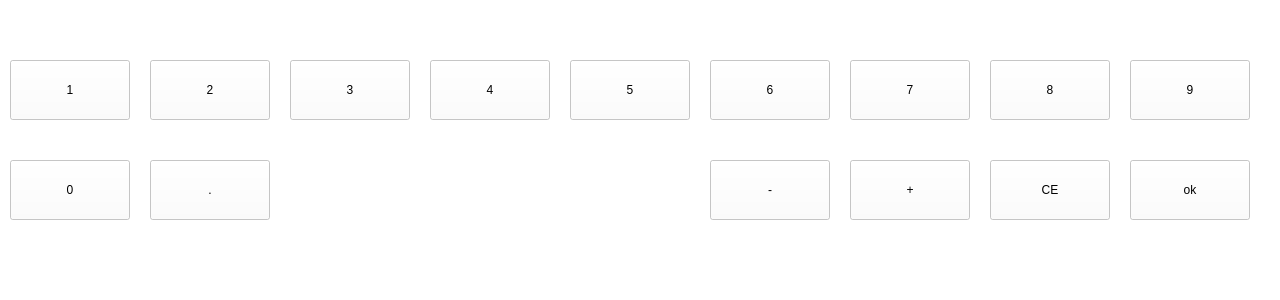
The window that keyboard.ui (thewayI/tiny4412) describes before a commit, drawn with Qt 5.
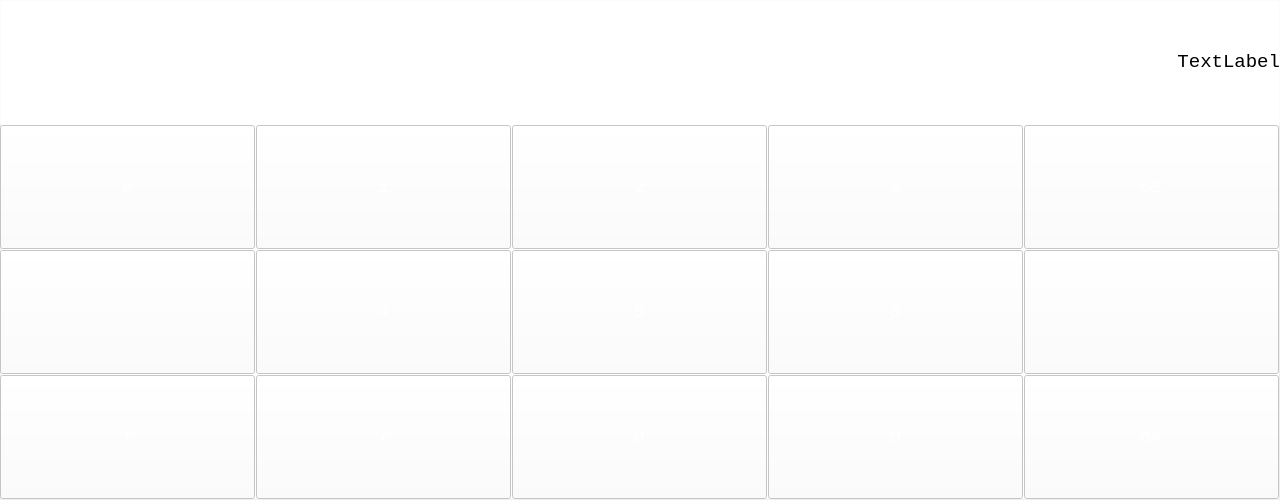
The same window after the commit. Icons and pictures are not drawn.

Diff of the .ui file:
```diff
--- a/keyboard.ui
+++ b/keyboard.ui
@@ -7,7 +7,7 @@
     <x>0</x>
     <y>0</y>
     <width>1280</width>
-    <height>300</height>
+    <height>500</height>
    </rect>
   </property>
   <property name="windowTitle">
@@ -19,10 +19,10 @@
   <widget class="QPushButton" name="btn_num_0">
    <property name="geometry">
     <rect>
-     <x>10</x>
-     <y>160</y>
-     <width>120</width>
-     <height>60</height>
+     <x>0</x>
+     <y>125</y>
+     <width>255</width>
+     <height>124</height>
     </rect>
    </property>
    <property name="sizePolicy">
@@ -43,6 +43,16 @@
      <height>1000</height>
     </size>
    </property>
+   <property name="font">
+    <font>
+     <family>Monospace</family>
+     <pointsize>14</pointsize>
+    </font>
+   </property>
+   <property name="styleSheet">
+    <string notr="true">border-image: url(:/new/prefix1/image/bg_jsj.png);
+color: rgb(255, 255, 255);</string>
+   </property>
    <property name="text">
     <string>0</string>
    </property>
@@ -50,10 +60,10 @@
   <widget class="QPushButton" name="btn_num_Point">
    <property name="geometry">
     <rect>
-     <x>150</x>
-     <y>160</y>
-     <width>120</width>
-     <height>60</height>
+     <x>1024</x>
+     <y>250</y>
+     <width>255</width>
+     <height>124</height>
     </rect>
    </property>
    <property name="minimumSize">
@@ -62,6 +72,16 @@
      <height>60</height>
     </size>
    </property>
+   <property name="font">
+    <font>
+     <family>Monospace</family>
+     <pointsize>14</pointsize>
+    </font>
+   </property>
+   <property name="styleSheet">
+    <string notr="true">border-image: url(:/new/prefix1/image/bg_jsj.png);
+color: rgb(255, 255, 255);</string>
+   </property>
    <property name="text">
     <string>.</string>
    </property>
@@ -69,10 +89,10 @@
   <widget class="QPushButton" name="btn_num_7">
    <property name="geometry">
     <rect>
-     <x>850</x>
-     <y>60</y>
-     <width>120</width>
-     <height>60</height>
+     <x>256</x>
+     <y>375</y>
+     <width>255</width>
+     <height>124</height>
     </rect>
    </property>
    <property name="minimumSize">
@@ -87,6 +107,16 @@
      <height>1000</height>
     </size>
    </property>
+   <property name="font">
+    <font>
+     <family>Monospace</family>
+     <pointsize>14</pointsize>
+    </font>
+   </property>
+   <property name="styleSheet">
+    <string notr="true">border-image: url(:/new/prefix1/image/bg_jsj.png);
+color: rgb(255, 255, 255);</string>
+   </property>
    <property name="text">
     <string>7</string>
    </property>
@@ -94,10 +124,10 @@
   <widget class="QPushButton" name="btn_num_1">
    <property name="geometry">
     <rect>
-     <x>10</x>
-     <y>60</y>
-     <width>120</width>
-     <height>60</height>
+     <x>256</x>
+     <y>125</y>
+     <width>255</width>
+     <height>124</height>
     </rect>
    </property>
    <property name="minimumSize">
@@ -112,6 +142,16 @@
      <height>1000</height>
     </size>
    </property>
+   <property name="font">
+    <font>
+     <family>Monospace</family>
+     <pointsize>14</pointsize>
+    </font>
+   </property>
+   <property name="styleSheet">
+    <string notr="true">border-image: url(:/new/prefix1/image/bg_jsj.png);
+color: rgb(255, 255, 255);</string>
+   </property>
    <property name="text">
     <string>1</string>
    </property>
@@ -119,10 +159,10 @@
   <widget class="QPushButton" name="btn_num_9">
    <property name="geometry">
     <rect>
-     <x>1130</x>
-     <y>60</y>
-     <width>120</width>
-     <height>60</height>
+     <x>768</x>
+     <y>375</y>
+     <width>255</width>
+     <height>124</height>
     </rect>
    </property>
    <property name="minimumSize">
@@ -137,6 +177,16 @@
      <height>1000</height>
     </size>
    </property>
+   <property name="font">
+    <font>
+     <family>Monospace</family>
+     <pointsize>14</pointsize>
+    </font>
+   </property>
+   <property name="styleSheet">
+    <string notr="true">border-image: url(:/new/prefix1/image/bg_jsj.png);
+color: rgb(255, 255, 255);</string>
+   </property>
    <property name="text">
     <string>9</string>
    </property>
@@ -144,10 +194,10 @@
   <widget class="QPushButton" name="btn_num_3">
    <property name="geometry">
     <rect>
-     <x>290</x>
-     <y>60</y>
-     <width>120</width>
-     <height>60</height>
+     <x>768</x>
+     <y>125</y>
+     <width>255</width>
+     <height>124</height>
     </rect>
    </property>
    <property name="minimumSize">
@@ -162,6 +212,16 @@
      <height>1000</height>
     </size>
    </property>
+   <property name="font">
+    <font>
+     <family>Monospace</family>
+     <pointsize>14</pointsize>
+    </font>
+   </property>
+   <property name="styleSheet">
+    <string notr="true">border-image: url(:/new/prefix1/image/bg_jsj.png);
+color: rgb(255, 255, 255);</string>
+   </property>
    <property name="text">
     <string>3</string>
    </property>
@@ -169,10 +229,10 @@
   <widget class="QPushButton" name="btn_num_4">
    <property name="geometry">
     <rect>
-     <x>430</x>
-     <y>60</y>
-     <width>120</width>
-     <height>60</height>
+     <x>256</x>
+     <y>250</y>
+     <width>255</width>
+     <height>124</height>
     </rect>
    </property>
    <property name="minimumSize">
@@ -187,6 +247,16 @@
      <height>1000</height>
     </size>
    </property>
+   <property name="font">
+    <font>
+     <family>Monospace</family>
+     <pointsize>14</pointsize>
+    </font>
+   </property>
+   <property name="styleSheet">
+    <string notr="true">border-image: url(:/new/prefix1/image/bg_jsj.png);
+color: rgb(255, 255, 255);</string>
+   </property>
    <property name="text">
     <string>4</string>
    </property>
@@ -194,10 +264,10 @@
   <widget class="QPushButton" name="btn_num_8">
    <property name="geometry">
     <rect>
-     <x>990</x>
-     <y>60</y>
-     <width>120</width>
-     <height>60</height>
+     <x>512</x>
+     <y>375</y>
+     <width>255</width>
+     <height>124</height>
     </rect>
    </property>
    <property name="minimumSize">
@@ -212,6 +282,16 @@
      <height>1000</height>
     </size>
    </property>
+   <property name="font">
+    <font>
+     <family>Monospace</family>
+     <pointsize>14</pointsize>
+    </font>
+   </property>
+   <property name="styleSheet">
+    <string notr="true">border-image: url(:/new/prefix1/image/bg_jsj.png);
+color: rgb(255, 255, 255);</string>
+   </property>
    <property name="text">
     <string>8</string>
    </property>
@@ -219,10 +299,10 @@
   <widget class="QPushButton" name="btn_num_clr">
    <property name="geometry">
     <rect>
-     <x>990</x>
-     <y>160</y>
-     <width>120</width>
-     <height>60</height>
+     <x>1024</x>
+     <y>125</y>
+     <width>255</width>
+     <height>124</height>
     </rect>
    </property>
    <property name="minimumSize">
@@ -231,6 +311,17 @@
      <height>60</height>
     </size>
    </property>
+   <property name="font">
+    <font>
+     <family>Monospace</family>
+     <pointsize>14</pointsize>
+    </font>
+   </property>
+   <property name="styleSheet">
+    <string notr="true">border-image: url(:/new/prefix1/image/bg_jsj.png);
+background-image: url(:/new/prefix1/image/icon_jsj.png);
+color: rgb(255, 255, 255);</string>
+   </property>
    <property name="text">
     <string>CE</string>
    </property>
@@ -238,10 +329,10 @@
   <widget class="QPushButton" name="btn_num_6">
    <property name="geometry">
     <rect>
-     <x>710</x>
-     <y>60</y>
-     <width>120</width>
-     <height>60</height>
+     <x>768</x>
+     <y>250</y>
+     <width>255</width>
+     <height>124</height>
     </rect>
    </property>
    <property name="minimumSize">
@@ -256,6 +347,16 @@
      <height>1000</height>
     </size>
    </property>
+   <property name="font">
+    <font>
+     <family>Monospace</family>
+     <pointsize>14</pointsize>
+    </font>
+   </property>
+   <property name="styleSheet">
+    <string notr="true">border-image: url(:/new/prefix1/image/bg_jsj.png);
+color: rgb(255, 255, 255);</string>
+   </property>
    <property name="text">
     <string>6</string>
    </property>
@@ -263,10 +364,10 @@
   <widget class="QPushButton" name="btn_num_2">
    <property name="geometry">
     <rect>
-     <x>150</x>
-     <y>60</y>
-     <width>120</width>
-     <height>60</height>
+     <x>512</x>
+     <y>125</y>
+     <width>255</width>
+     <height>124</height>
     </rect>
    </property>
    <property name="minimumSize">
@@ -281,6 +382,16 @@
      <height>1000</height>
     </size>
    </property>
+   <property name="font">
+    <font>
+     <family>Monospace</family>
+     <pointsize>14</pointsize>
+    </font>
+   </property>
+   <property name="styleSheet">
+    <string notr="true">border-image: url(:/new/prefix1/image/bg_jsj.png);
+color: rgb(255, 255, 255);</string>
+   </property>
    <property name="text">
     <string>2</string>
    </property>
@@ -288,10 +399,10 @@
   <widget class="QPushButton" name="btn_num_5">
    <property name="geometry">
     <rect>
-     <x>570</x>
-     <y>60</y>
-     <width>120</width>
-     <height>60</height>
+     <x>512</x>
+     <y>250</y>
+     <width>255</width>
+     <height>124</height>
     </rect>
    </property>
    <property name="minimumSize">
@@ -306,6 +417,16 @@
      <height>1000</height>
     </size>
    </property>
+   <property name="font">
+    <font>
+     <family>Monospace</family>
+     <pointsize>14</pointsize>
+    </font>
+   </property>
+   <property name="styleSheet">
+    <string notr="true">border-image: url(:/new/prefix1/image/bg_jsj.png);
+color: rgb(255, 255, 255);</string>
+   </property>
    <property name="text">
     <string>5</string>
    </property>
@@ -313,10 +434,10 @@
   <widget class="QPushButton" name="btn_num_ok">
    <property name="geometry">
     <rect>
-     <x>1130</x>
-     <y>160</y>
-     <width>120</width>
-     <height>60</height>
+     <x>1024</x>
+     <y>375</y>
+     <width>255</width>
+     <height>124</height>
     </rect>
    </property>
    <property name="minimumSize">
@@ -325,6 +446,16 @@
      <height>60</height>
     </size>
    </property>
+   <property name="font">
+    <font>
+     <family>Monospace</family>
+     <pointsize>14</pointsize>
+    </font>
+   </property>
+   <property name="styleSheet">
+    <string notr="true">border-image: url(:/new/prefix1/image/bg_jsj.png);
+color: rgb(255, 255, 255);</string>
+   </property>
    <property name="text">
     <string>ok</string>
    </property>
@@ -332,10 +463,10 @@
   <widget class="QPushButton" name="btn_num_add">
    <property name="geometry">
     <rect>
-     <x>850</x>
-     <y>160</y>
-     <width>120</width>
-     <height>60</height>
+     <x>0</x>
+     <y>375</y>
+     <width>255</width>
+     <height>124</height>
     </rect>
    </property>
    <property name="minimumSize">
@@ -344,6 +475,16 @@
      <height>60</height>
     </size>
    </property>
+   <property name="font">
+    <font>
+     <family>Monospace</family>
+     <pointsize>14</pointsize>
+    </font>
+   </property>
+   <property name="styleSheet">
+    <string notr="true">border-image: url(:/new/prefix1/image/bg_jsj.png);
+color: rgb(255, 255, 255);</string>
+   </property>
    <property name="text">
     <string>+</string>
    </property>
@@ -351,10 +492,10 @@
   <widget class="QPushButton" name="btn_num_sub">
    <property name="geometry">
     <rect>
-     <x>710</x>
-     <y>160</y>
-     <width>120</width>
-     <height>60</height>
+     <x>0</x>
+     <y>250</y>
+     <width>255</width>
+     <height>124</height>
     </rect>
    </property>
    <property name="minimumSize">
@@ -363,10 +504,82 @@
      <height>60</height>
     </size>
    </property>
+   <property name="font">
+    <font>
+     <family>Monospace</family>
+     <pointsize>14</pointsize>
+    </font>
+   </property>
+   <property name="styleSheet">
+    <string notr="true">border-image: url(:/new/prefix1/image/bg_jsj.png);
+color: rgb(255, 255, 255);</string>
+   </property>
    <property name="text">
     <string>-</string>
    </property>
   </widget>
+  <widget class="QLabel" name="label">
+   <property name="geometry">
+    <rect>
+     <x>0</x>
+     <y>0</y>
+     <width>1280</width>
+     <height>124</height>
+    </rect>
+   </property>
+   <property name="font">
+    <font>
+     <family>Monospace</family>
+     <pointsize>14</pointsize>
+    </font>
+   </property>
+   <property name="styleSheet">
+    <string notr="true">color: rgb(255, 255, 255);
+color: rgb(0, 0, 0);</string>
+   </property>
+   <property name="text">
+    <string>TextLabel</string>
+   </property>
+   <property name="alignment">
+    <set>Qt::AlignRight|Qt::AlignTrailing|Qt::AlignVCenter</set>
+   </property>
+  </widget>
+  <widget class="QFrame" name="frame">
+   <property name="geometry">
+    <rect>
+     <x>0</x>
+     <y>0</y>
+     <width>1280</width>
+     <height>500</height>
+    </rect>
+   </property>
+   <property name="styleSheet">
+    <string notr="true">background-color: rgba(255, 255, 255, 70);</string>
+   </property>
+   <property name="frameShape">
+    <enum>QFrame::StyledPanel</enum>
+   </property>
+   <property name="frameShadow">
+    <enum>QFrame::Raised</enum>
+   </property>
+  </widget>
+  <zorder>frame</zorder>
+  <zorder>btn_num_0</zorder>
+  <zorder>btn_num_Point</zorder>
+  <zorder>btn_num_7</zorder>
+  <zorder>btn_num_1</zorder>
+  <zorder>btn_num_9</zorder>
+  <zorder>btn_num_3</zorder>
+  <zorder>btn_num_4</zorder>
+  <zorder>btn_num_8</zorder>
+  <zorder>btn_num_clr</zorder>
+  <zorder>btn_num_6</zorder>
+  <zorder>btn_num_2</zorder>
+  <zorder>btn_num_5</zorder>
+  <zorder>btn_num_ok</zorder>
+  <zorder>btn_num_add</zorder>
+  <zorder>btn_num_sub</zorder>
+  <zorder>label</zorder>
  </widget>
  <resources/>
  <connections/>
```
